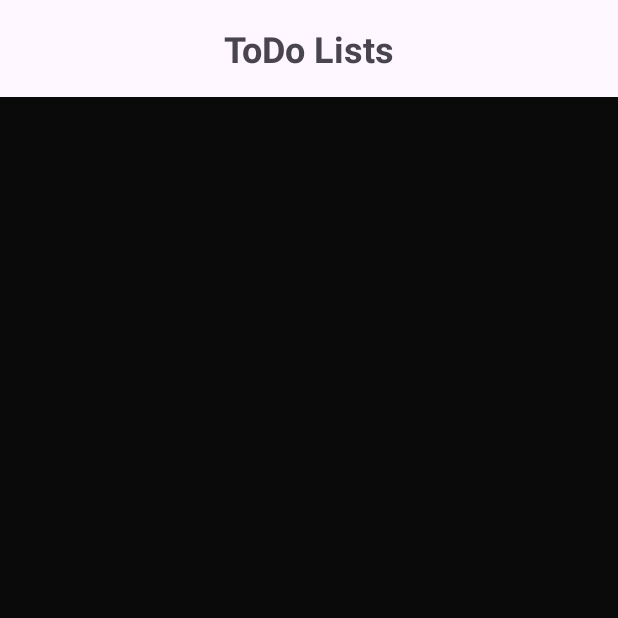
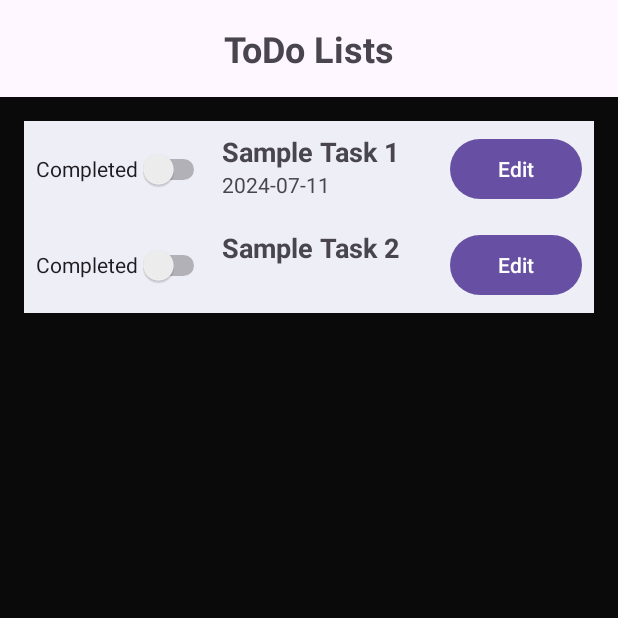
Before and after one commit to Sakila-lama/ToDoList--App-Kotlin, an Android app: the screen it shows after launch (MainActivity), on a phone screen of 412 x 824 dp, the top half of it. Run offline under Robolectric (Android 15) with nearby library versions, the phone set to English and light mode, and no system bars.

Commit message:
updated MainActivity file

```diff
--- a/app/src/main/java/ca/georgiancollege/assignment3_comp3025/MainActivity.kt
+++ b/app/src/main/java/ca/georgiancollege/assignment3_comp3025/MainActivity.kt
@@ -1,20 +1,47 @@
 package ca.georgiancollege.assignment3_comp3025
 
+import android.content.Intent
 import android.os.Bundle
-import androidx.activity.enableEdgeToEdge
 import androidx.appcompat.app.AppCompatActivity
-import androidx.core.view.ViewCompat
-import androidx.core.view.WindowInsetsCompat
+import androidx.recyclerview.widget.LinearLayoutManager
+import ca.georgiancollege.assignment3_comp3025.databinding.ActivityMainBinding
 
 class MainActivity : AppCompatActivity() {
+    private lateinit var binding: ActivityMainBinding
+    private lateinit var todoAdapter: TodoAdapter
+    private val todoList = mutableListOf<Todo>()
+
     override fun onCreate(savedInstanceState: Bundle?) {
         super.onCreate(savedInstanceState)
-        enableEdgeToEdge()
-        setContentView(R.layout.activity_main)
-        ViewCompat.setOnApplyWindowInsetsListener(findViewById(R.id.main)) { v, insets ->
-            val systemBars = insets.getInsets(WindowInsetsCompat.Type.systemBars())
-            v.setPadding(systemBars.left, systemBars.top, systemBars.right, systemBars.bottom)
-            insets
+        binding = ActivityMainBinding.inflate(layoutInflater)
+        setContentView(binding.root)
+
+        todoAdapter = TodoAdapter(todoList) { todo ->
+            val intent = Intent(this, TodoDetailsActivity::class.java)
+            intent.putExtra("TODO", todo)
+            startActivity(intent)
         }
+
+        binding.recyclerViewTodos.adapter = todoAdapter
+        binding.recyclerViewTodos.layoutManager = LinearLayoutManager(this)
+
+        loadTodos()
+    }
+
+    private fun loadTodos() {
+        todoList.add(Todo("Sample Task 1", "Notes for Task 1", "2024-07-11", false))
+        todoList.add(Todo("Sample Task 2", "Notes for Task 2", "", false))
+        todoAdapter.notifyDataSetChanged()
+    }
+
+    private fun addNewTodo() {
+        val newTodo = Todo(
+            name = "New Task",
+            notes = "Notes for new task",
+            dueDate = "", // or some default date
+            isCompleted = false
+        )
+        todoList.add(newTodo)
+        todoAdapter.notifyItemInserted(todoList.size - 1)
     }
 }
```
